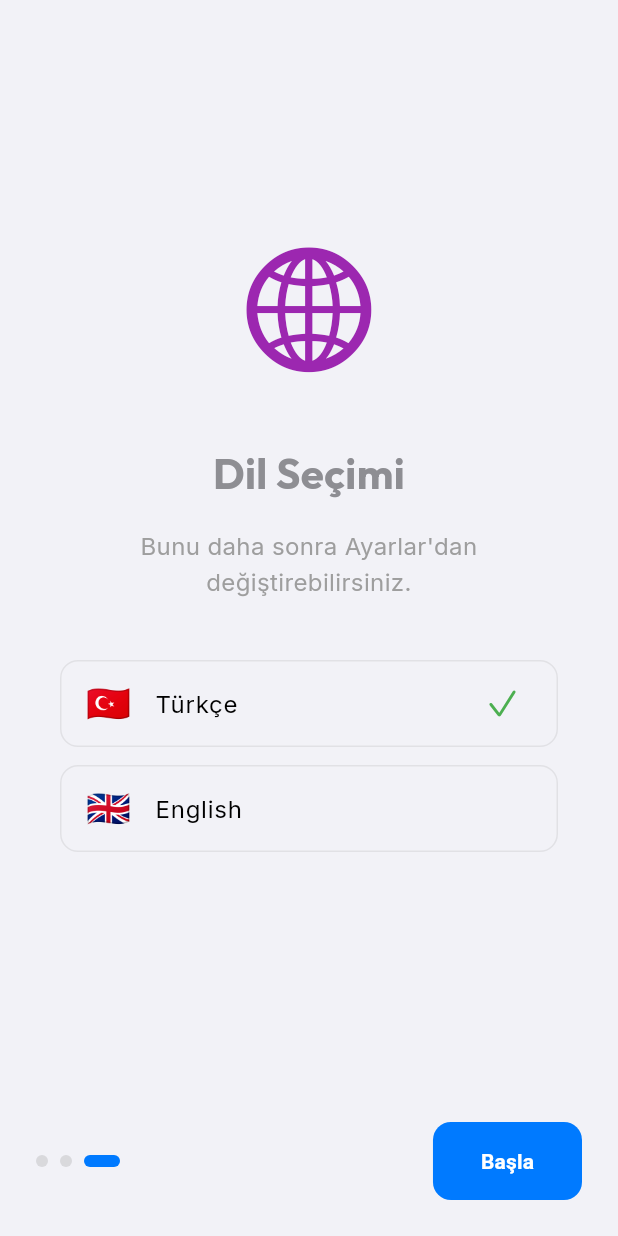
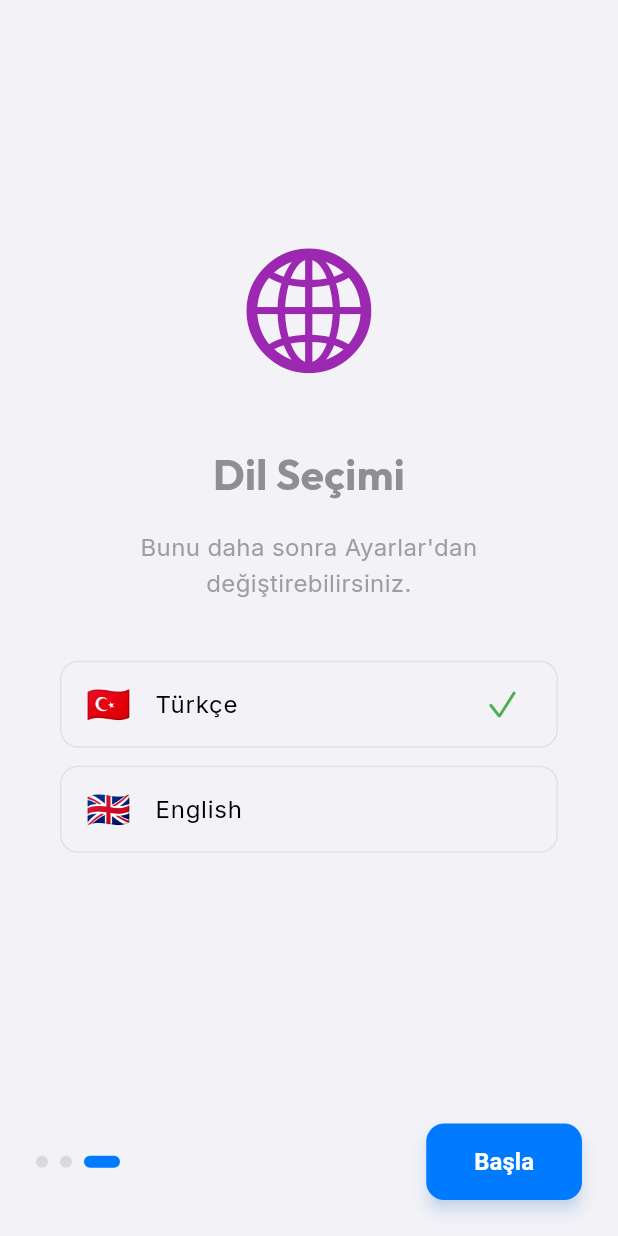
Before and after one commit to emreaytekxn/lensify, a Flutter app: the screen it shows after launch, swiped to page 3, on a phone screen of 412 x 824 dp. Run offline on Flutter 3.47's test engine with Material 3 defaults, Android fonts, the phone set to English and light mode, and no system bars; our stand-ins replace audioplayers, camera, file_picker, flutter_riverpod, flutter_tts, google_fonts and 10 more; missing offline and left inert: ffmpeg_kit_flutter_new, google_mlkit_barcode_scanning, google_mlkit_text_recognition, pdfx, syncfusion_flutter_pdf, whisper_flutter_new; accounts and stored records are empty; generated files the repository leaves out were written again.

Commit message:
UI/UX İyileştirmeleri, İptal ve Sayaç Özellikleri, Dil Onarımı

```diff
--- a/lib/core/theme/app_theme.dart
+++ b/lib/core/theme/app_theme.dart
@@ -28,11 +28,12 @@ class AppTheme {
       ),
       cardTheme: CardThemeData(
         color: AppColors.surfaceLight,
-        elevation: 0,
+        elevation: 8,
+        shadowColor: Colors.black.withValues(alpha: 0.08),
         shape: RoundedRectangleBorder(
-          borderRadius: BorderRadius.circular(16),
+          borderRadius: BorderRadius.circular(20),
           side:
-              BorderSide(color: Colors.black.withValues(alpha: 0.05), width: 1),
+              BorderSide(color: Colors.black.withValues(alpha: 0.03), width: 1),
         ),
       ),
       textTheme: TextTheme(
@@ -45,10 +46,13 @@ class AppTheme {
       ),
       elevatedButtonTheme: ElevatedButtonThemeData(
         style: ElevatedButton.styleFrom(
-          elevation: 0,
-          padding: const EdgeInsets.symmetric(horizontal: 24, vertical: 12),
-          shape:
-              RoundedRectangleBorder(borderRadius: BorderRadius.circular(12)),
+          elevation: 4,
+          shadowColor: AppColors.primary.withValues(alpha: 0.3),
+          padding: const EdgeInsets.symmetric(horizontal: 24, vertical: 14),
+          shape: RoundedRectangleBorder(
+            borderRadius: BorderRadius.circular(16),
+          ),
+          textStyle: const TextStyle(fontWeight: FontWeight.bold, fontSize: 16),
         ),
       ),
       floatingActionButtonTheme: FloatingActionButtonThemeData(
@@ -83,11 +87,12 @@ class AppTheme {
       ),
       cardTheme: CardThemeData(
         color: AppColors.surfaceDark,
-        elevation: 0,
+        elevation: 8,
+        shadowColor: Colors.black.withValues(alpha: 0.3),
         shape: RoundedRectangleBorder(
-          borderRadius: BorderRadius.circular(16),
+          borderRadius: BorderRadius.circular(20),
           side:
-              BorderSide(color: Colors.white.withValues(alpha: 0.05), width: 1),
+              BorderSide(color: Colors.white.withValues(alpha: 0.08), width: 1),
         ),
       ),
       textTheme: TextTheme(
@@ -102,11 +107,13 @@ class AppTheme {
         style: ElevatedButton.styleFrom(
           backgroundColor: AppColors.primaryDark,
           foregroundColor: Colors.white,
-          elevation: 0,
+          elevation: 4,
+          shadowColor: AppColors.primaryDark.withValues(alpha: 0.5),
+          padding: const EdgeInsets.symmetric(horizontal: 24, vertical: 14),
           shape: RoundedRectangleBorder(
-            borderRadius: BorderRadius.circular(12),
+            borderRadius: BorderRadius.circular(16),
           ),
-          padding: const EdgeInsets.symmetric(vertical: 16),
+          textStyle: const TextStyle(fontWeight: FontWeight.bold, fontSize: 16),
         ),
       ),
     );
--- a/lib/l10n/app_localizations.dart
+++ b/lib/l10n/app_localizations.dart
@@ -421,6 +421,48 @@ abstract class AppLocalizations {
   /// In en, this message translates to:
   /// **'Try Again'**
   String get tryAgain;
+
+  /// No description provided for @batchConversion.
+  ///
+  /// In en, this message translates to:
+  /// **'Batch Conversion Engine'**
+  String get batchConversion;
+
+  /// No description provided for @batchConversionDesc.
+  ///
+  /// In en, this message translates to:
+  /// **'Process and manage multiple files in the background simultaneously.'**
+  String get batchConversionDesc;
+
+  /// No description provided for @advancedPdfTools.
+  ///
+  /// In en, this message translates to:
+  /// **'Advanced PDF Tools'**
+  String get advancedPdfTools;
+
+  /// No description provided for @pdfMerge.
+  ///
+  /// In en, this message translates to:
+  /// **'Merge PDFs'**
+  String get pdfMerge;
+
+  /// No description provided for @pdfMergeDesc.
+  ///
+  /// In en, this message translates to:
+  /// **'Combine multiple PDF files into a single PDF.'**
+  String get pdfMergeDesc;
+
+  /// No description provided for @pdfCompress.
+  ///
+  /// In en, this message translates to:
+  /// **'Compress PDF'**
+  String get pdfCompress;
+
+  /// No description provided for @pdfCompressDesc.
+  ///
+  /// In en, this message translates to:
+  /// **'Reduce the file size of large PDF files.'**
+  String get pdfCompressDesc;
 }
 
 class _AppLocalizationsDelegate
--- a/lib/presentation/pages/transcription_screen.dart
+++ b/lib/presentation/pages/transcription_screen.dart
@@ -87,7 +87,10 @@ class _TranscriptionScreenState extends ConsumerState<TranscriptionScreen> {
       }
 
       // 2. Transcribe the WAV file
-      final text = await TranscriptionService.transcribeAudio(wavPath);
+      final text = await TranscriptionService.transcribeAudio(
+        wavPath,
+        isCancelled: () => _isCancelled,
+      );
 
       if (_isCancelled) return;
 
```
Also changed, not shown: lib/core/utils/transcription_service.dart (+8 -3 lines), lib/l10n/app_en.arb (+8 -1 lines), lib/l10n/app_localizations_en.dart (+22 -0 lines), lib/l10n/app_localizations_tr.dart (+23 -0 lines), lib/l10n/app_tr.arb (+8 -1 lines), lib/presentation/pages/tools_screen.dart (+9 -9 lines), lib/presentation/widgets/smart_folder_list_view.dart (+10 -8 lines).
